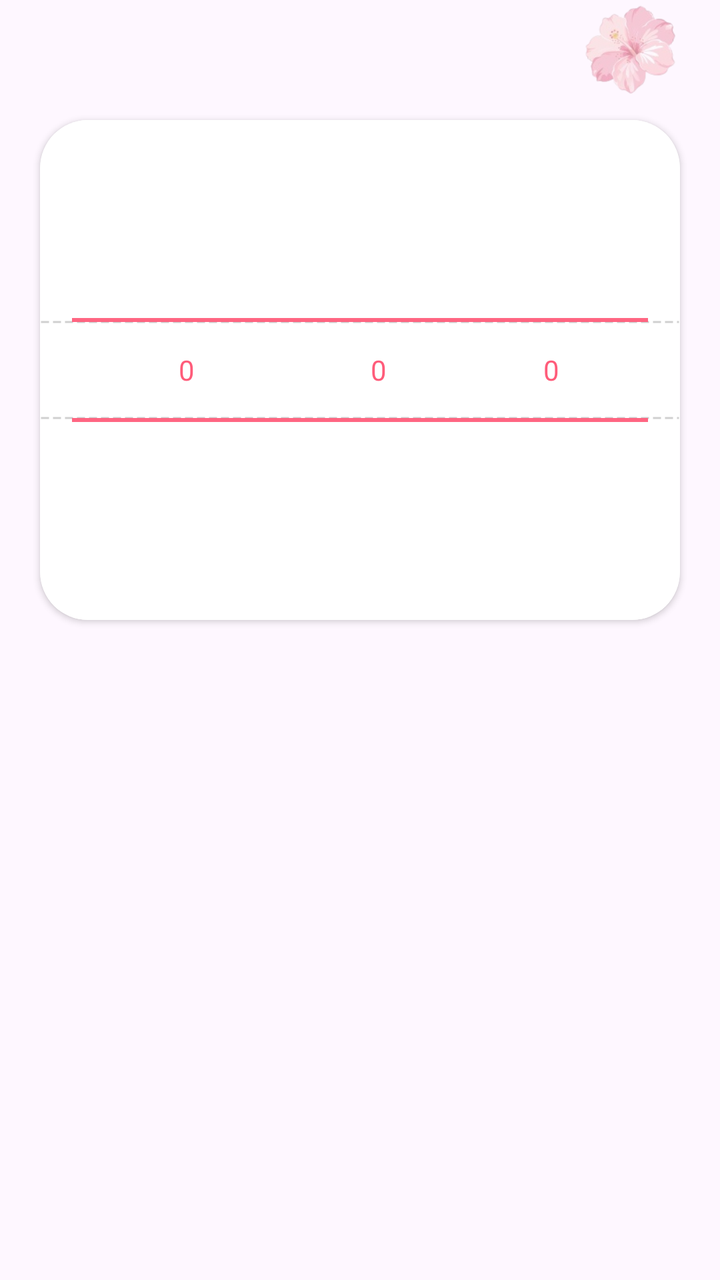
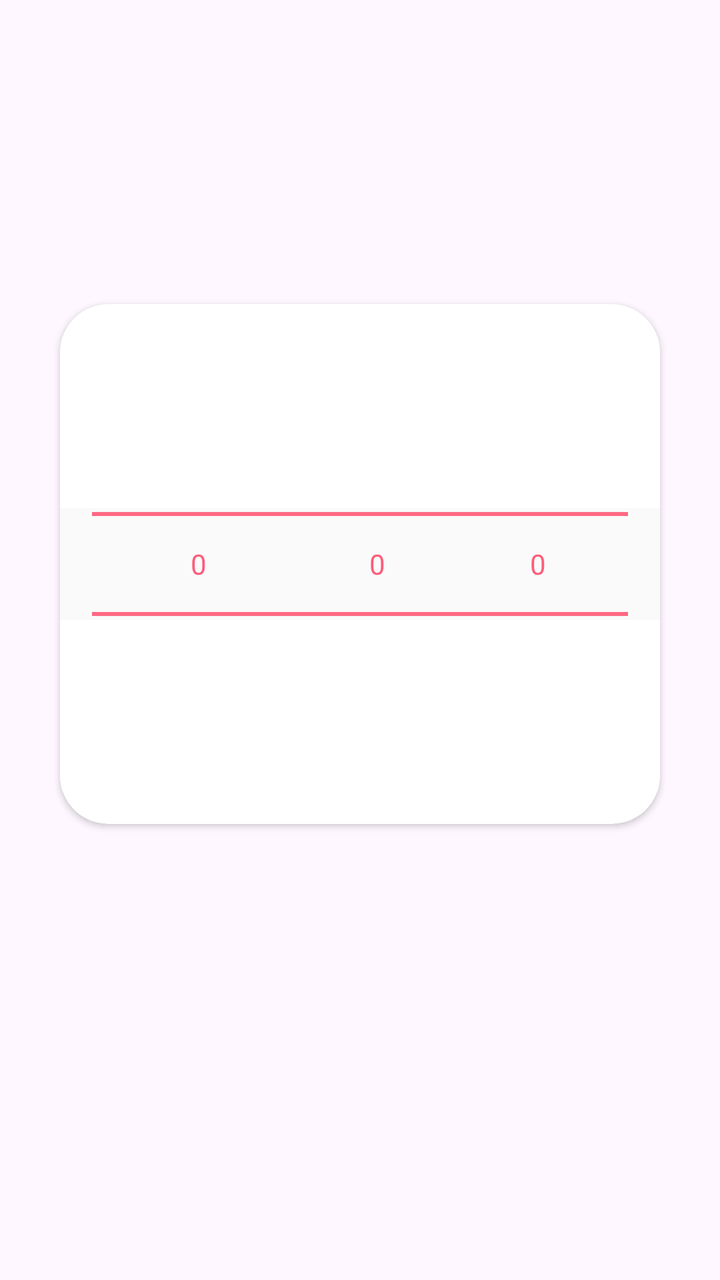

The first picture is an Android layout as it rendered before a commit; the second is the same layout after the commit. The layout source and the unified diff follow.
<!-- AndroidManifest.xml: application theme Theme.TrackerSiklusMenstruasi -->
<!-- res/layout/view_setup_birthday.xml -->
<?xml version="1.0" encoding="utf-8"?>
<androidx.constraintlayout.widget.ConstraintLayout xmlns:android="http://schemas.android.com/apk/res/android"
    xmlns:app="http://schemas.android.com/apk/res-auto"
    android:layout_width="match_parent"
    android:layout_height="match_parent">

    
    <ImageView
        android:layout_width="50dp"
        android:layout_height="50dp"
        android:src="@drawable/ic_onboarding_flower"
        app:layout_constraintTop_toTopOf="parent"
        app:layout_constraintEnd_toEndOf="parent"
        android:layout_marginEnd="20dp"
        android:alpha="0.5"
        android:contentDescription="decoration" />

    <androidx.cardview.widget.CardView
        android:id="@+id/cardPicker"
        android:layout_width="wrap_content"
        android:layout_height="wrap_content"
        app:cardBackgroundColor="@color/white"
        app:cardCornerRadius="24dp"
        app:cardElevation="2dp"
        app:layout_constraintEnd_toEndOf="parent"
        app:layout_constraintStart_toStartOf="parent"
        app:layout_constraintTop_toTopOf="parent"
        android:layout_marginTop="60dp">

        <androidx.constraintlayout.widget.ConstraintLayout
            android:layout_width="320dp"
            android:layout_height="250dp">

            
            <View
                android:layout_width="0dp"
                android:layout_height="50dp"
                android:background="@drawable/bg_picker_selection"
                android:layerType="software"
                app:layout_constraintBottom_toBottomOf="parent"
                app:layout_constraintEnd_toEndOf="parent"
                app:layout_constraintStart_toStartOf="parent"
                app:layout_constraintTop_toTopOf="parent" />

            <LinearLayout
                android:layout_width="match_parent"
                android:layout_height="match_parent"
                android:gravity="center"
                android:orientation="horizontal"
                android:paddingHorizontal="16dp">

                <NumberPicker
                    android:id="@+id/pickerMonth"
                    android:layout_width="0dp"
                    android:layout_height="match_parent"
                    android:layout_weight="1.2"
                    android:theme="@style/Theme.TrackerSiklusMenstruasi"
                    android:descendantFocusability="blocksDescendants" />

                <NumberPicker
                    android:id="@+id/pickerDay"
                    android:layout_width="0dp"
                    android:layout_height="match_parent"
                    android:layout_weight="0.8"
                    android:theme="@style/Theme.TrackerSiklusMenstruasi"
                    android:descendantFocusability="blocksDescendants" />

                <NumberPicker
                    android:id="@+id/pickerYear"
                    android:layout_width="0dp"
                    android:layout_height="match_parent"
                    android:layout_weight="1"
                    android:theme="@style/Theme.TrackerSiklusMenstruasi"
                    android:descendantFocusability="blocksDescendants" />

            </LinearLayout>

            
            <View
                android:layout_width="match_parent"
                android:layout_height="80dp"
                android:background="@drawable/bg_fade_overlay_top"
                app:layout_constraintTop_toTopOf="parent" />

            <View
                android:layout_width="match_parent"
                android:layout_height="80dp"
                android:background="@drawable/bg_fade_overlay_bottom"
                app:layout_constraintBottom_toBottomOf="parent" />

        </androidx.constraintlayout.widget.ConstraintLayout>
    </androidx.cardview.widget.CardView>

</androidx.constraintlayout.widget.ConstraintLayout>
<!-- resources referenced by this layout -->
<resources>
  <color name="white">#FFFFFF</color>
  <!-- drawable bg_fade_overlay_bottom (drawable) -->
  <?xml version="1.0" encoding="utf-8"?>
  <shape xmlns:android="http://schemas.android.com/apk/res/android">
      <gradient
          android:angle="90"
          android:endColor="#00FFFFFF"
          android:startColor="#FFFFFFFF" />
  </shape>
  <!-- drawable bg_fade_overlay_top (drawable) -->
  <?xml version="1.0" encoding="utf-8"?>
  <shape xmlns:android="http://schemas.android.com/apk/res/android">
      <gradient
          android:angle="270"
          android:endColor="#00FFFFFF"
          android:startColor="#FFFFFFFF" />
  </shape>
  <!-- drawable bg_picker_selection (drawable) -->
  <?xml version="1.0" encoding="utf-8"?>
  <layer-list xmlns:android="http://schemas.android.com/apk/res/android">
      
      <item android:bottom="48dp">
          <shape android:shape="line">
              <stroke
                  android:width="1dp"
                  android:color="#D0D0D0"
                  android:dashWidth="4dp"
                  android:dashGap="2dp" />
          </shape>
      </item>
      
      <item android:top="48dp">
          <shape android:shape="line">
              <stroke
                  android:width="1dp"
                  android:color="#D0D0D0"
                  android:dashWidth="4dp"
                  android:dashGap="2dp" />
          </shape>
      </item>
  </layer-list>
  <!-- drawable ic_onboarding_flower: png bitmap (drawable, 23878 bytes) -->
  <style name="Theme.TrackerSiklusMenstruasi" parent="Base.Theme.TrackerSiklusMenstruasi">
          
          <item name="android:editTextColor">@color/pink_main</item>
          <item name="android:textColorPrimary">@color/pink_main</item>
      </style>
  <style name="Base.Theme.TrackerSiklusMenstruasi" parent="Theme.Material3.DayNight.NoActionBar">
          
          <item name="colorPrimary">@color/pink_main</item>
          <item name="colorControlNormal">@color/pink_main</item>
      </style>
  <color name="pink_main">#FF5C7A</color>
</resources>

<!-- the commit's change to res/layout/view_setup_birthday.xml (unified diff, before → after) -->
@@ -3,17 +3,6 @@
     xmlns:app="http://schemas.android.com/apk/res-auto"
     android:layout_width="match_parent"
     android:layout_height="match_parent">
-
-    
-    <ImageView
-        android:layout_width="50dp"
-        android:layout_height="50dp"
-        android:src="@drawable/ic_onboarding_flower"
-        app:layout_constraintTop_toTopOf="parent"
-        app:layout_constraintEnd_toEndOf="parent"
-        android:layout_marginEnd="20dp"
-        android:alpha="0.5"
-        android:contentDescription="decoration" />
 
     <androidx.cardview.widget.CardView
         android:id="@+id/cardPicker"
@@ -22,24 +11,22 @@
         app:cardBackgroundColor="@color/white"
         app:cardCornerRadius="24dp"
         app:cardElevation="2dp"
+        app:layout_constraintBottom_toBottomOf="parent"
         app:layout_constraintEnd_toEndOf="parent"
         app:layout_constraintStart_toStartOf="parent"
         app:layout_constraintTop_toTopOf="parent"
-        android:layout_marginTop="60dp">
+        app:layout_constraintVertical_bias="0.4">
 
         <androidx.constraintlayout.widget.ConstraintLayout
-            android:layout_width="320dp"
-            android:layout_height="250dp">
+            android:layout_width="300dp"
+            android:layout_height="260dp"
+            android:paddingVertical="16dp">
 
-            
             <View
-                android:layout_width="0dp"
-                android:layout_height="50dp"
-                android:background="@drawable/bg_picker_selection"
-                android:layerType="software"
+                android:layout_width="match_parent"
+                android:layout_height="56dp"
+                android:background="#05000000"
                 app:layout_constraintBottom_toBottomOf="parent"
-                app:layout_constraintEnd_toEndOf="parent"
-                app:layout_constraintStart_toStartOf="parent"
                 app:layout_constraintTop_toTopOf="parent" />
 
             <LinearLayout
@@ -53,29 +40,22 @@
                     android:id="@+id/pickerMonth"
                     android:layout_width="0dp"
                     android:layout_height="match_parent"
-                    android:layout_weight="1.2"
-                    android:theme="@style/Theme.TrackerSiklusMenstruasi"
-                    android:descendantFocusability="blocksDescendants" />
+                    android:layout_weight="1.2" />
 
                 <NumberPicker
                     android:id="@+id/pickerDay"
                     android:layout_width="0dp"
                     android:layout_height="match_parent"
-                    android:layout_weight="0.8"
-                    android:theme="@style/Theme.TrackerSiklusMenstruasi"
-                    android:descendantFocusability="blocksDescendants" />
+                    android:layout_weight="0.8" />
 
                 <NumberPicker
                     android:id="@+id/pickerYear"
                     android:layout_width="0dp"
                     android:layout_height="match_parent"
-                    android:layout_weight="1"
-                    android:theme="@style/Theme.TrackerSiklusMenstruasi"
-                    android:descendantFocusability="blocksDescendants" />
+                    android:layout_weight="1" />
 
             </LinearLayout>
 
-            
             <View
                 android:layout_width="match_parent"
                 android:layout_height="80dp"
<!-- resource entries referenced after the edit -->
@@ -17,35 +17,14 @@
           android:endColor="#00FFFFFF"
           android:startColor="#FFFFFFFF" />
   </shape>
-  <!-- drawable bg_picker_selection (drawable) -->
-  <?xml version="1.0" encoding="utf-8"?>
-  <layer-list xmlns:android="http://schemas.android.com/apk/res/android">
-      
-      <item android:bottom="48dp">
-          <shape android:shape="line">
-              <stroke
-                  android:width="1dp"
-                  android:color="#D0D0D0"
-                  android:dashWidth="4dp"
-                  android:dashGap="2dp" />
-          </shape>
-      </item>
-      
-      <item android:top="48dp">
-          <shape android:shape="line">
-              <stroke
-                  android:width="1dp"
-                  android:color="#D0D0D0"
-                  android:dashWidth="4dp"
-                  android:dashGap="2dp" />
-          </shape>
-      </item>
-  </layer-list>
-  <!-- drawable ic_onboarding_flower: png bitmap (drawable, 23878 bytes) -->
   <style name="Theme.TrackerSiklusMenstruasi" parent="Base.Theme.TrackerSiklusMenstruasi">
           
           <item name="android:editTextColor">@color/pink_main</item>
           <item name="android:textColorPrimary">@color/pink_main</item>
+          <item name="android:navigationBarColor">@android:color/transparent</item>
+          <item name="android:windowTranslucentNavigation">true</item>
+          <item name="android:statusBarColor">@android:color/transparent</item>
+          <item name="android:windowLightStatusBar">true</item>
       </style>
   <style name="Base.Theme.TrackerSiklusMenstruasi" parent="Theme.Material3.DayNight.NoActionBar">
           
